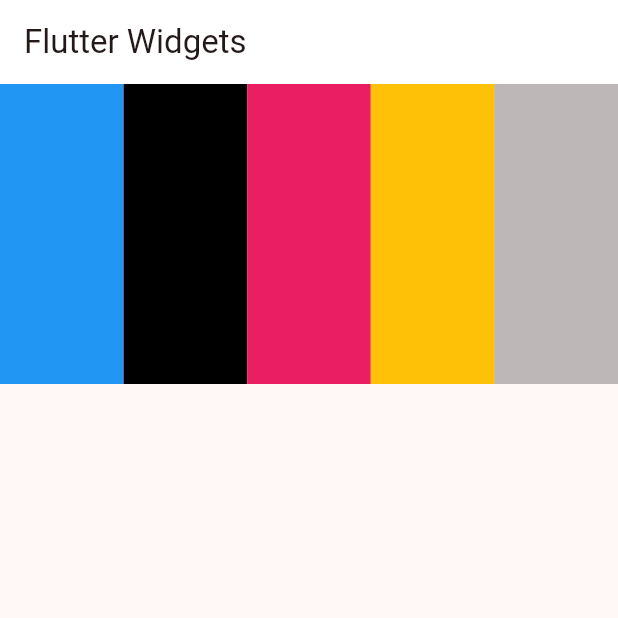
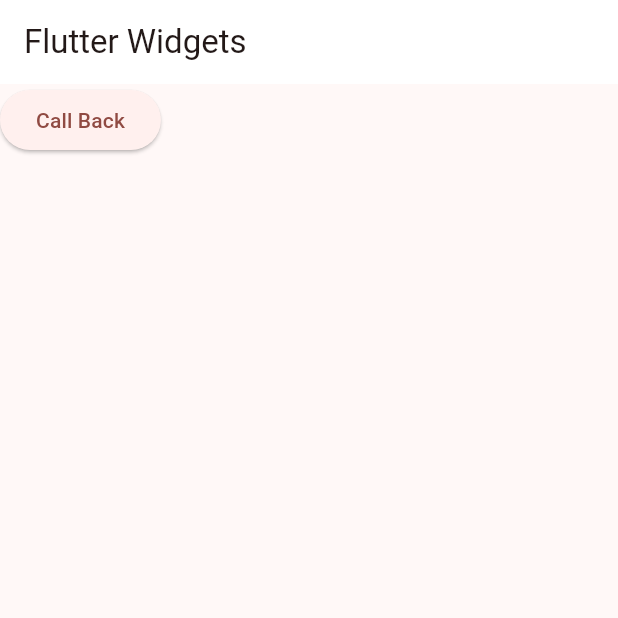
Before and after one commit to jainsourab99/FlutterAllTypeofButton, a Flutter app: the screen it shows after launch, on a phone screen of 412 x 824 dp, the top half of it. Run offline on Flutter 3.47's test engine with Material 3 defaults, Android fonts, the phone set to English and light mode, and no system bars.

Commit message:
Call back

```diff
--- a/lib/main.dart
+++ b/lib/main.dart
@@ -46,8 +46,9 @@ class MyHomePage extends StatefulWidget {
 }
 
 class _MyHomePageState extends State<MyHomePage> {
-  var emailText = TextEditingController();
-  var passwordText = TextEditingController();
+  void callBack() {
+    print("callBack");
+  }
 
   @override
   Widget build(BuildContext context) {
@@ -66,101 +67,7 @@ class _MyHomePageState extends State<MyHomePage> {
           // the App.build method, and use it to set our appbar title.
           title: const Text("Flutter Widgets"),
         ),
-        body: GridView.builder(
-          itemBuilder: (context, index) {
-            return Container(
-              color: arrColors[index],
-            );
-          },
-          itemCount: arrColors.length,
-          gridDelegate: SliverGridDelegateWithMaxCrossAxisExtent(
-              mainAxisExtent: 200,
-              maxCrossAxisExtent: 100,
-              mainAxisSpacing: 10),
-        )
-
-        // Column(
-        //   children: [
-        //     Container(
-        //       height: 300,
-        //       child: GridView.count(
-        //         crossAxisCount: 5,
-        //         crossAxisSpacing: 11,
-        //         mainAxisSpacing: 11,
-        //         children: [
-        //           Container(
-        //             color: arrColors[0],
-        //           ),
-        //           Container(
-        //             color: arrColors[1],
-        //           ),
-        //           Container(
-        //             color: arrColors[2],
-        //           ),
-        //           Container(
-        //             color: arrColors[3],
-        //           ),
-        //           Container(
-        //             color: arrColors[4],
-        //           ),
-        //           Container(
-        //             color: arrColors[1],
-        //           ),
-        //           Container(
-        //             color: arrColors[2],
-        //           ),
-        //           Container(
-        //             color: arrColors[3],
-        //           ),
-        //           Container(
-        //             color: arrColors[4],
-        //           ),
-        //         ],
-        //       ),
-        //     ),
-        //     Container(
-        //       height: 30,
-        //     ),
-        //     Container(
-        //       height: 400,
-        //       child: GridView.extent(
-        //         maxCrossAxisExtent: 50,
-        //         crossAxisSpacing: 11,
-        //         mainAxisSpacing: 11,
-        //         children: [
-        //           Container(
-        //             color: arrColors[0],
-        //           ),
-        //           Container(
-        //             color: arrColors[1],
-        //           ),
-        //           Container(
-        //             color: arrColors[2],
-        //           ),
-        //           Container(
-        //             color: arrColors[3],
-        //           ),
-        //           Container(
-        //             color: arrColors[4],
-        //           ),
-        //           Container(
-        //             color: arrColors[1],
-        //           ),
-        //           Container(
-        //             color: arrColors[2],
-        //           ),
-        //           Container(
-        //             color: arrColors[3],
-        //           ),
-        //           Container(
-        //             color: arrColors[4],
-        //           ),
-        //         ],
-        //       ),
-        //     ),
-        //   ],
-        // ),
-        );
+        body: ElevatedButton(onPressed: callBack, child: Text("Call Back")));
     // This trailing comma makes auto-formatting nicer for build methods.
   }
 }
```
